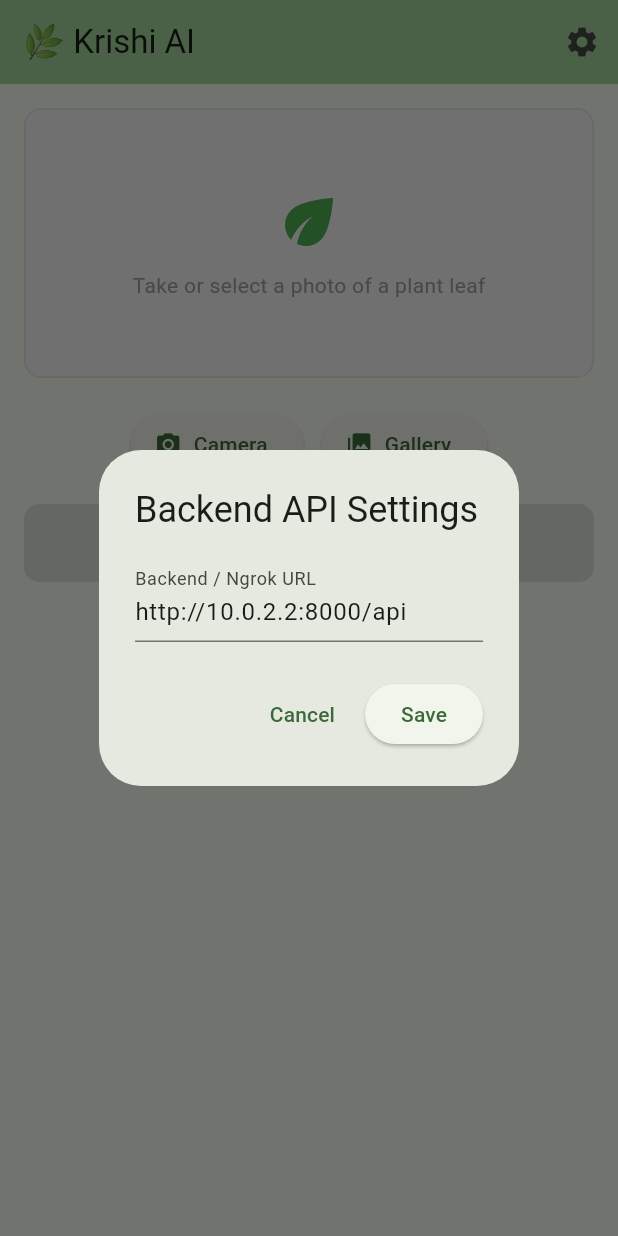
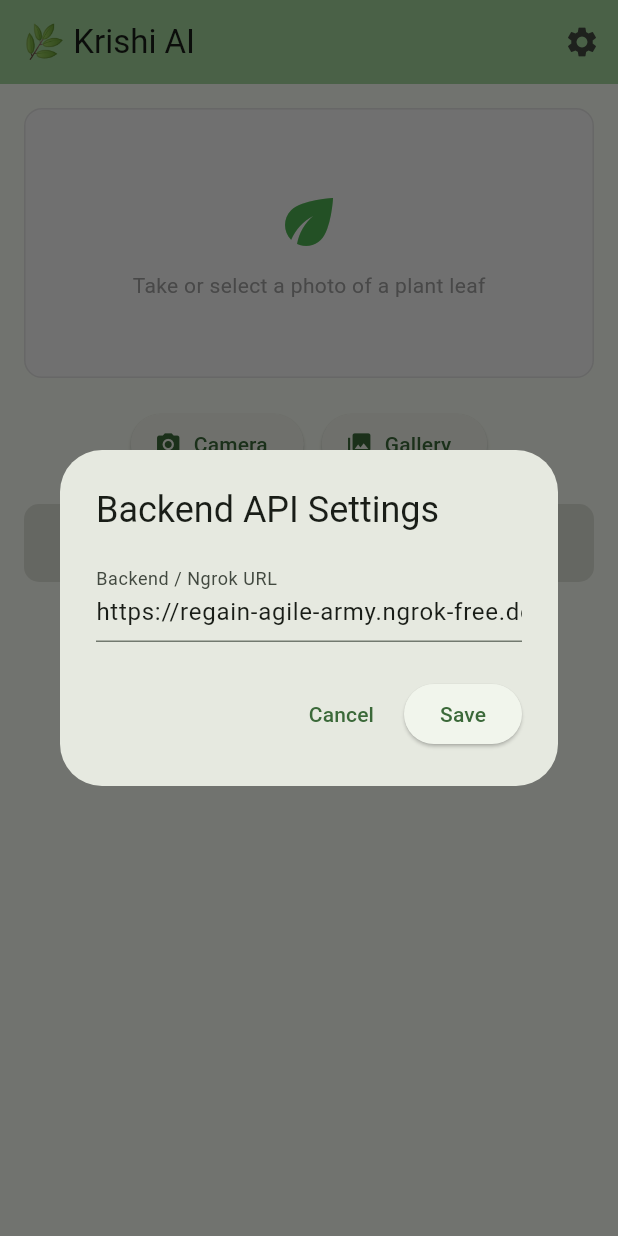
Before and after one commit to Kalharapasan/Krishi-AI, a Flutter app: the screen it shows after launch, after a tap on the "settings" icon, on a phone screen of 412 x 824 dp. Run offline on Flutter 3.47's test engine with Material 3 defaults, Android fonts, the phone set to English and light mode, and no system bars; our stand-ins replace image_picker.

Commit message:
feat: update API base URL to use Ngrok for backend connectivity

```diff
--- a/app/lib/api_service.dart
+++ b/app/lib/api_service.dart
@@ -2,7 +2,7 @@ import 'dart:convert';
 import 'dart:io';
 import 'package:http/http.dart' as http;
 
-// ✅ NEW: thrown when backend returns 503 (model not yet loaded)
+
 class ModelNotLoadedException implements Exception {
   final String message;
   ModelNotLoadedException([this.message = 'AI model is not loaded on the backend yet.']);
@@ -11,9 +11,7 @@ class ModelNotLoadedException implements Exception {
 }
 
 class ApiService {
-  // Default: Android emulator localhost. Change to your machine's LAN IP for a real device.
-  // e.g. 'http://192.168.1.100:8000/api'  or a Ngrok URL
-  String baseUrl = 'http://10.0.2.2:8000/api';
+  String baseUrl = 'https://regain-agile-army.ngrok-free.dev';
 
   void updateBaseUrl(String newUrl) {
     baseUrl = newUrl.trim();
--- a/app/lib/main.dart
+++ b/app/lib/main.dart
@@ -190,7 +190,7 @@ class _HomePageState extends State<HomePage> {
           controller: urlController,
           decoration: const InputDecoration(
             labelText: 'Backend / Ngrok URL',
-            hintText: 'http://10.0.2.2:8000/api',
+            hintText: 'https://regain-agile-army.ngrok-free.dev',
           ),
         ),
         actions: [
```
